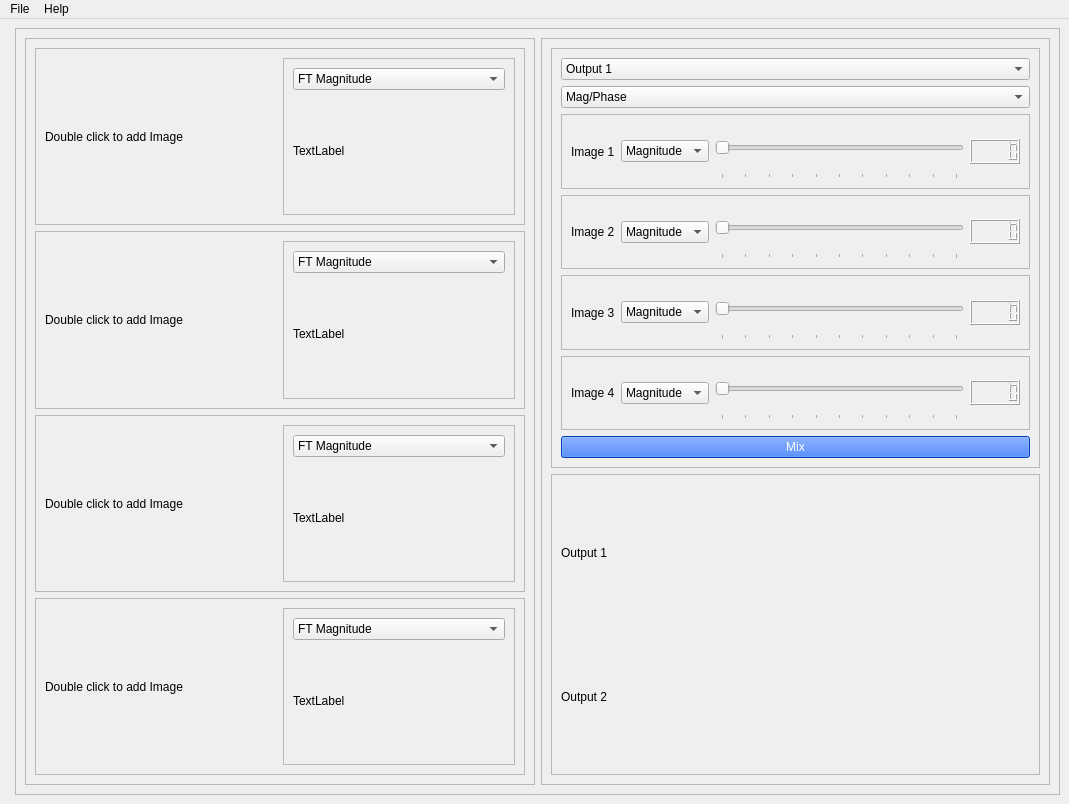
The window that task4.ui (OmarAtef0/Fourier-Transform-Mixer) describes before a commit, drawn with Qt 5.
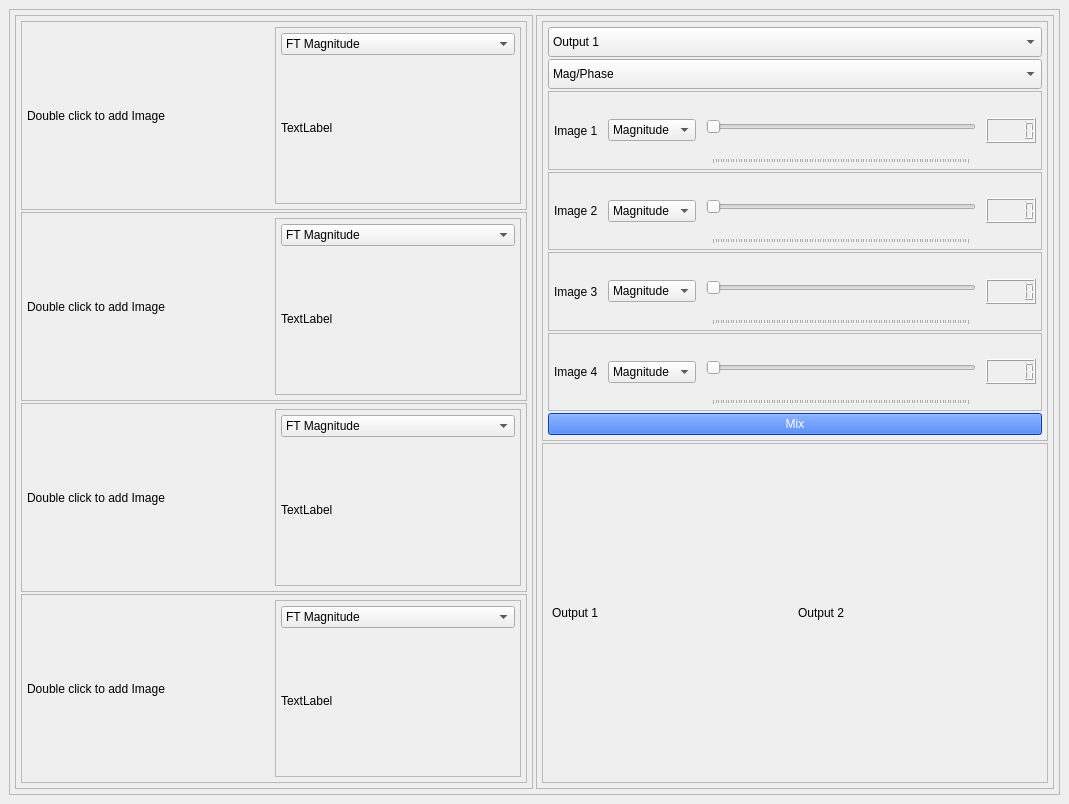
The same window after the commit.

```diff
--- a/task4.ui
+++ b/task4.ui
@@ -15,16 +15,6 @@
   </property>
   <widget class="QWidget" name="centralwidget">
    <layout class="QHBoxLayout" name="horizontalLayout">
-    <item>
-     <widget class="QFrame" name="frame_18">
-      <property name="frameShape">
-       <enum>QFrame::StyledPanel</enum>
-      </property>
-      <property name="frameShadow">
-       <enum>QFrame::Raised</enum>
-      </property>
-     </widget>
-    </item>
     <item>
      <widget class="QFrame" name="frame">
       <property name="frameShape">
@@ -34,6 +24,21 @@
        <enum>QFrame::Sunken</enum>
       </property>
       <layout class="QHBoxLayout" name="horizontalLayout_2">
+       <property name="spacing">
+        <number>3</number>
+       </property>
+       <property name="leftMargin">
+        <number>5</number>
+       </property>
+       <property name="topMargin">
+        <number>5</number>
+       </property>
+       <property name="rightMargin">
+        <number>5</number>
+       </property>
+       <property name="bottomMargin">
+        <number>5</number>
+       </property>
        <item>
         <widget class="QFrame" name="frame_2">
          <property name="sizePolicy">
@@ -42,6 +47,12 @@
            <verstretch>0</verstretch>
           </sizepolicy>
          </property>
+         <property name="maximumSize">
+          <size>
+           <width>16777215</width>
+           <height>16777215</height>
+          </size>
+         </property>
          <property name="frameShape">
           <enum>QFrame::StyledPanel</enum>
          </property>
@@ -49,6 +60,21 @@
           <enum>QFrame::Sunken</enum>
          </property>
          <layout class="QVBoxLayout" name="verticalLayout">
+          <property name="spacing">
+           <number>2</number>
+          </property>
+          <property name="leftMargin">
+           <number>5</number>
+          </property>
+          <property name="topMargin">
+           <number>5</number>
+          </property>
+          <property name="rightMargin">
+           <number>5</number>
+          </property>
+          <property name="bottomMargin">
+           <number>5</number>
+          </property>
           <item>
            <widget class="QFrame" name="frame_4">
             <property name="sizePolicy">
@@ -64,6 +90,21 @@
              <enum>QFrame::Sunken</enum>
             </property>
             <layout class="QHBoxLayout" name="horizontalLayout_3">
+             <property name="spacing">
+              <number>2</number>
+             </property>
+             <property name="leftMargin">
+              <number>5</number>
+             </property>
+             <property name="topMargin">
+              <number>5</number>
+             </property>
+             <property name="rightMargin">
+              <number>5</number>
+             </property>
+             <property name="bottomMargin">
+              <number>5</number>
+             </property>
              <item>
               <widget class="QLabel" name="label_1">
                <property name="sizePolicy">
@@ -89,6 +130,21 @@
                 <enum>QFrame::Raised</enum>
                </property>
                <layout class="QVBoxLayout" name="verticalLayout_2">
+                <property name="spacing">
+                 <number>2</number>
+                </property>
+                <property name="leftMargin">
+                 <number>5</number>
+                </property>
+                <property name="topMargin">
+                 <number>5</number>
+                </property>
+                <property name="rightMargin">
+                 <number>5</number>
+                </property>
+                <property name="bottomMargin">
+                 <number>5</number>
+                </property>
                 <item>
                  <widget class="QComboBox" name="comboBox">
                   <item>
@@ -144,6 +200,21 @@
              <enum>QFrame::Sunken</enum>
             </property>
             <layout class="QHBoxLayout" name="horizontalLayout_4">
+             <property name="spacing">
+              <number>2</number>
+             </property>
+             <property name="leftMargin">
+              <number>5</number>
+             </property>
+             <property name="topMargin">
+              <number>5</number>
+             </property>
+             <property name="rightMargin">
+              <number>5</number>
+             </property>
+             <property name="bottomMargin">
+              <number>5</number>
+             </property>
              <item>
               <widget class="QLabel" name="label_3">
                <property name="sizePolicy">
@@ -170,6 +241,21 @@
                 <enum>QFrame::Raised</enum>
                </property>
                <layout class="QVBoxLayout" name="verticalLayout_3">
+                <property name="spacing">
+                 <number>2</number>
+                </property>
+                <property name="leftMargin">
+                 <number>5</number>
+                </property>
+                <property name="topMargin">
+                 <number>5</number>
+                </property>
+                <property name="rightMargin">
+                 <number>5</number>
+                </property>
+                <property name="bottomMargin">
+                 <number>5</number>
+                </property>
                 <item>
                  <widget class="QComboBox" name="comboBox_2">
                   <item>
@@ -203,8 +289,7 @@
                    </sizepolicy>
                   </property>
                   <property name="styleSheet">
-                   <string notr="true">
-</string>
+                   <string notr="true"/>
                   </property>
                   <property name="text">
                    <string>TextLabel</string>
@@ -226,6 +311,21 @@
              <enum>QFrame::Sunken</enum>
             </property>
             <layout class="QHBoxLayout" name="horizontalLayout_5">
+             <property name="spacing">
+              <number>2</number>
+             </property>
+             <property name="leftMargin">
+              <number>5</number>
+             </property>
+             <property name="topMargin">
+              <number>5</number>
+             </property>
+             <property name="rightMargin">
+              <number>5</number>
+             </property>
+             <property name="bottomMargin">
+              <number>5</number>
+             </property>
              <item>
               <widget class="QLabel" name="label_5">
                <property name="sizePolicy">
@@ -252,6 +352,21 @@
                 <enum>QFrame::Raised</enum>
                </property>
                <layout class="QVBoxLayout" name="verticalLayout_4">
+                <property name="spacing">
+                 <number>2</number>
+                </property>
+                <property name="leftMargin">
+                 <number>5</number>
+                </property>
+                <property name="topMargin">
+                 <number>5</number>
+                </property>
+                <property name="rightMargin">
+                 <number>5</number>
+                </property>
+                <property name="bottomMargin">
+                 <number>5</number>
+                </property>
                 <item>
                  <widget class="QComboBox" name="comboBox_3">
                   <item>
@@ -307,6 +422,21 @@
              <enum>QFrame::Sunken</enum>
             </property>
             <layout class="QHBoxLayout" name="horizontalLayout_6">
+             <property name="spacing">
+              <number>2</number>
+             </property>
+             <property name="leftMargin">
+              <number>5</number>
+             </property>
+             <property name="topMargin">
+              <number>5</number>
+             </property>
+             <property name="rightMargin">
+              <number>5</number>
+             </property>
+             <property name="bottomMargin">
+              <number>5</number>
+             </property>
              <item>
               <widget class="QLabel" name="label_7">
                <property name="sizePolicy">
@@ -333,6 +463,21 @@
                 <enum>QFrame::Raised</enum>
                </property>
                <layout class="QVBoxLayout" name="verticalLayout_5">
+                <property name="spacing">
+                 <number>2</number>
+                </property>
+                <property name="leftMargin">
+                 <number>5</number>
+                </property>
+                <property name="topMargin">
+                 <number>5</number>
+                </property>
+                <property name="rightMargin">
+                 <number>5</number>
+                </property>
+                <property name="bottomMargin">
+                 <number>5</number>
+                </property>
                 <item>
                  <widget class="QComboBox" name="comboBox_4">
                   <item>
@@ -391,6 +536,21 @@
           <enum>QFrame::Sunken</enum>
          </property>
          <layout class="QVBoxLayout" name="verticalLayout_6">
+          <property name="spacing">
+           <number>2</number>
+          </property>
+          <property name="leftMargin">
+           <number>5</number>
+          </property>
+          <property name="topMargin">
+           <number>5</number>
+          </property>
+          <property name="rightMargin">
+           <number>5</number>
+          </property>
+          <property name="bottomMargin">
+           <number>5</number>
+          </property>
           <item>
            <widget class="QFrame" name="frame_12">
             <property name="maximumSize">
@@ -406,8 +566,29 @@
              <enum>QFrame::Raised</enum>
             </property>
             <layout class="QVBoxLayout" name="verticalLayout_8">
+             <property name="spacing">
+              <number>2</number>
+             </property>
+             <property name="leftMargin">
+              <number>5</number>
+             </property>
+             <property name="topMargin">
+              <number>5</number>
+             </property>
+             <property name="rightMargin">
+              <number>5</number>
+             </property>
+             <property name="bottomMargin">
+              <number>5</number>
+             </property>
              <item>
               <widget class="QComboBox" name="outputBox">
+               <property name="minimumSize">
+                <size>
+                 <width>0</width>
+                 <height>30</height>
+                </size>
+               </property>
                <item>
                 <property name="text">
                  <string>Output 1</string>
@@ -422,6 +603,12 @@
              </item>
              <item>
               <widget class="QComboBox" name="modeCombo">
+               <property name="minimumSize">
+                <size>
+                 <width>0</width>
+                 <height>30</height>
+                </size>
+               </property>
                <item>
                 <property name="text">
                  <string>Mag/Phase</string>
@@ -449,6 +636,21 @@
                 <enum>QFrame::Raised</enum>
                </property>
                <layout class="QHBoxLayout" name="horizontalLayout_7">
+                <property name="spacing">
+                 <number>10</number>
+                </property>
+                <property name="leftMargin">
+                 <number>5</number>
+                </property>
+                <property name="topMargin">
+                 <number>5</number>
+                </property>
+                <property name="rightMargin">
+                 <number>5</number>
+                </property>
+                <property name="bottomMargin">
+                 <number>5</number>
+                </property>
                 <item>
                  <widget class="QLabel" name="label_11">
                   <property name="text">
@@ -550,6 +752,21 @@
                 <enum>QFrame::Raised</enum>
                </property>
                <layout class="QHBoxLayout" name="horizontalLayout_8">
+                <property name="spacing">
+                 <number>10</number>
+                </property>
+                <property name="leftMargin">
+                 <number>5</number>
+                </property>
+                <property name="topMargin">
+                 <number>5</number>
+                </property>
+                <property name="rightMargin">
+                 <number>5</number>
+                </property>
+                <property name="bottomMargin">
+                 <number>5</number>
+                </property>
                 <item>
                  <widget class="QLabel" name="label_12">
                   <property name="text">
@@ -648,6 +865,21 @@
                 <enum>QFrame::Raised</enum>
                </property>
                <layout class="QHBoxLayout" name="horizontalLayout_10">
+                <property name="spacing">
+                 <number>10</number>
+                </property>
+                <property name="leftMargin">
+                 <number>5</number>
+                </property>
+                <property name="topMargin">
+                 <number>5</number>
+                </property>
+                <property name="rightMargin">
+                 <number>5</number>
+                </property>
+                <property name="bottomMargin">
+                 <number>5</number>
+                </property>
                 <item>
                  <widget class="QLabel" name="label_14">
                   <property name="text">
@@ -746,6 +978,21 @@
                 <enum>QFrame::Raised</enum>
                </property>
                <layout class="QHBoxLayout" name="horizontalLayout_9">
+                <property name="spacing">
+                 <number>10</number>
+                </property>
+                <property name="leftMargin">
+                 <number>5</number>
+                </property>
+                <property name="topMargin">
+                 <number>5</number>
+                </property>
+                <property name="rightMargin">
+                 <number>5</number>
+                </property>
+                <property name="bottomMargin">
+                 <number>5</number>
+                </property>
                 <item>
                  <widget class="QLabel" name="label_13">
                   <property name="text">
@@ -864,9 +1111,15 @@
             <property name="frameShadow">
              <enum>QFrame::Raised</enum>
             </property>
-            <layout class="QVBoxLayout" name="verticalLayout_7">
+            <layout class="QHBoxLayout" name="horizontalLayout_11">
              <item>
               <widget class="QLabel" name="outputlabel">
+               <property name="maximumSize">
+                <size>
+                 <width>500</width>
+                 <height>500</height>
+                </size>
+               </property>
                <property name="styleSheet">
                 <string notr="true">
 font: 75 9pt &quot;MS Shell Dlg 2&quot;;</string>
@@ -878,6 +1131,12 @@
              </item>
              <item>
               <widget class="QLabel" name="outputlabel_2">
+               <property name="maximumSize">
+                <size>
+                 <width>500</width>
+                 <height>500</height>
+                </size>
+               </property>
                <property name="styleSheet">
                 <string notr="true">
 font: 75 9pt &quot;MS Shell Dlg 2&quot;;</string>
@@ -898,30 +1157,6 @@
     </item>
    </layout>
   </widget>
-  <widget class="QMenuBar" name="menuBar">
-   <property name="geometry">
-    <rect>
-     <x>0</x>
-     <y>0</y>
-     <width>1069</width>
-     <height>26</height>
-    </rect>
-   </property>
-   <widget class="QMenu" name="menuFile">
-    <property name="title">
-     <string>File</string>
-    </property>
-    <addaction name="actionOpen"/>
-   </widget>
-   <widget class="QMenu" name="menuHelp">
-    <property name="title">
-     <string>Help</string>
-    </property>
-    <addaction name="actionCall_3asfoor"/>
-   </widget>
-   <addaction name="menuFile"/>
-   <addaction name="menuHelp"/>
-  </widget>
   <action name="actionOpen">
    <property name="text">
     <string>Open</string>
```
